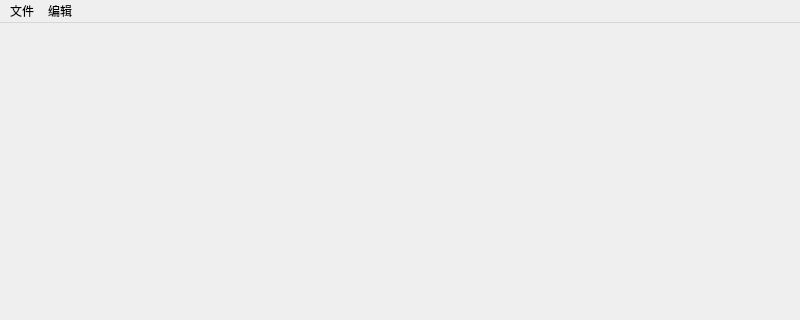
yukuan1991/VSM, file flow_main.ui: the form before one commit; both pictures show x 0 to 800 and y 0 to 320 of the 800 by 600 pixel window.
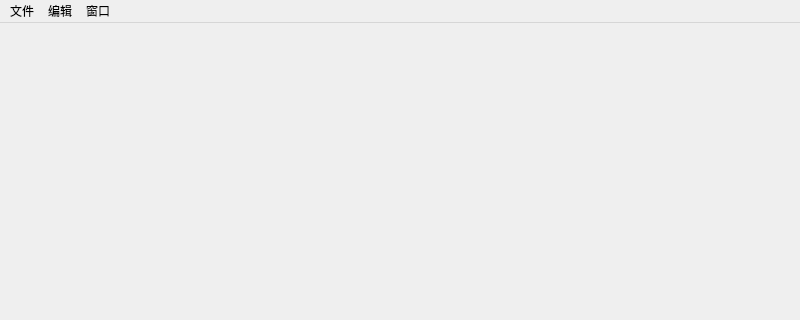
The form after the commit. Icons and pictures are not drawn.

```diff
--- a/flow_main.ui
+++ b/flow_main.ui
@@ -20,7 +20,7 @@
      <x>0</x>
      <y>0</y>
      <width>800</width>
-     <height>23</height>
+     <height>17</height>
     </rect>
    </property>
    <widget class="QMenu" name="menu">
@@ -40,8 +40,15 @@
     <addaction name="action_6"/>
     <addaction name="action_7"/>
    </widget>
+   <widget class="QMenu" name="menu_3">
+    <property name="title">
+     <string>窗口</string>
+    </property>
+    <addaction name="action_drawer"/>
+   </widget>
    <addaction name="menu"/>
    <addaction name="menu_2"/>
+   <addaction name="menu_3"/>
   </widget>
   <widget class="QStatusBar" name="statusbar"/>
   <action name="action">
```
Left out of the diff: 11 changed lines with no effect on the pictures.
